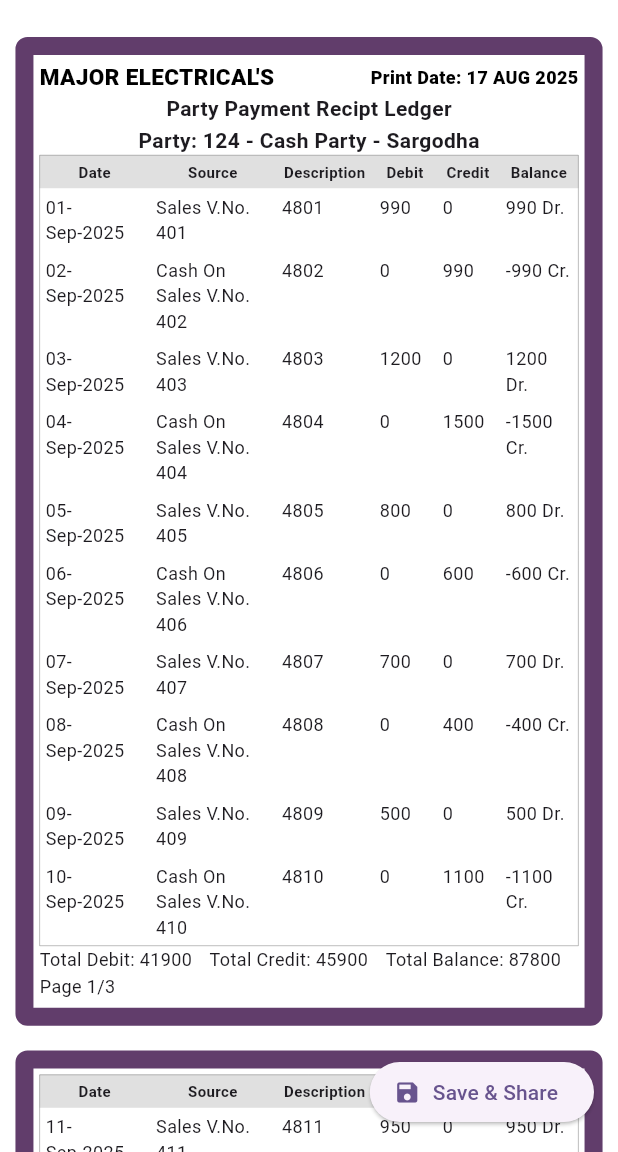
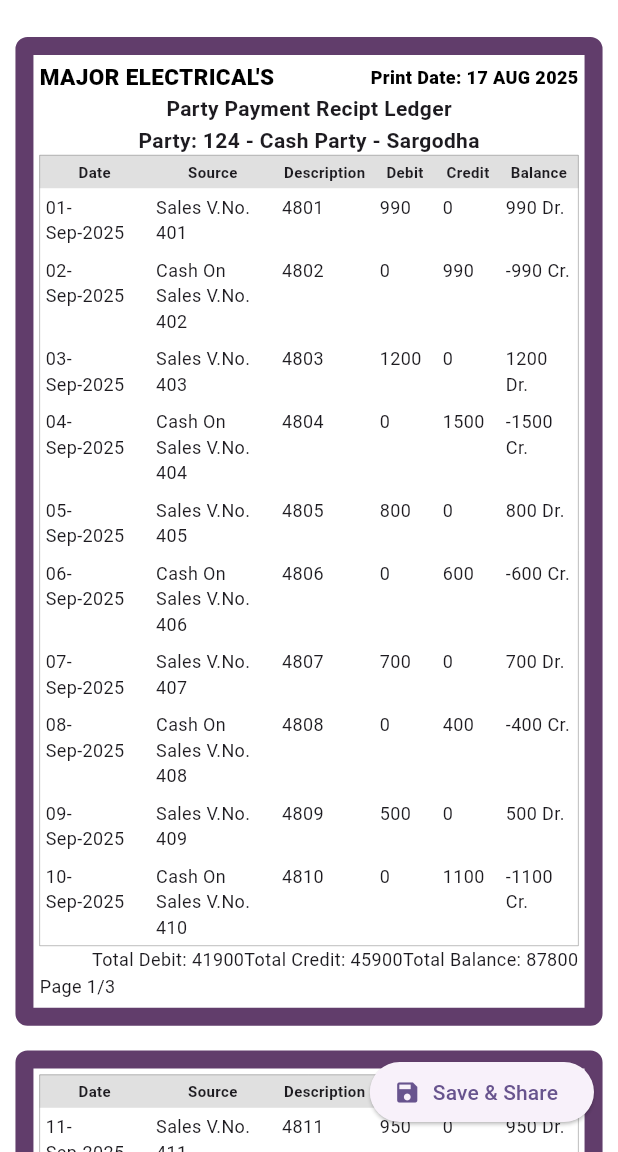
Before and after one commit to edusoftdevelopment/dummy-project, a Flutter app: the screen it shows after launch, on a phone screen of 412 x 824 dp, the part 84-1236 px from its top. Run offline on Flutter 3.47's test engine with Material 3 defaults, Android fonts, the phone set to English and light mode, and no system bars; drawn by our look-alikes of auto_size_text; our stand-ins replace flutter_riverpod, flutter_svg, share_plus.

Commit message:
recept some changing

```diff
--- a/lib/feature/recept_page/widget/recept_header.dart
+++ b/lib/feature/recept_page/widget/recept_header.dart
@@ -79,17 +79,17 @@ class ReceiptHeader extends ConsumerWidget {
               'Total Debit: ${debitSum.toStringAsFixed(0)}',
               style: const TextStyle(fontSize: 2),
             ),
-            const Spacer(),
+            // const Spacer(),
             AutoSizeText(
               'Total Credit: ${creditSum.toStringAsFixed(0)}',
               style: const TextStyle(fontSize: 2),
             ),
-            const Spacer(),
+            // const Spacer(),
             AutoSizeText(
               'Total Balance: ${balanceSum.toStringAsFixed(0)}',
               style: const TextStyle(fontSize: 2),
             ),
-            const Spacer(),
+            // const Spacer(),
           ],
         ),
         SizedBox(height: screenHeight * 0.001),
```
